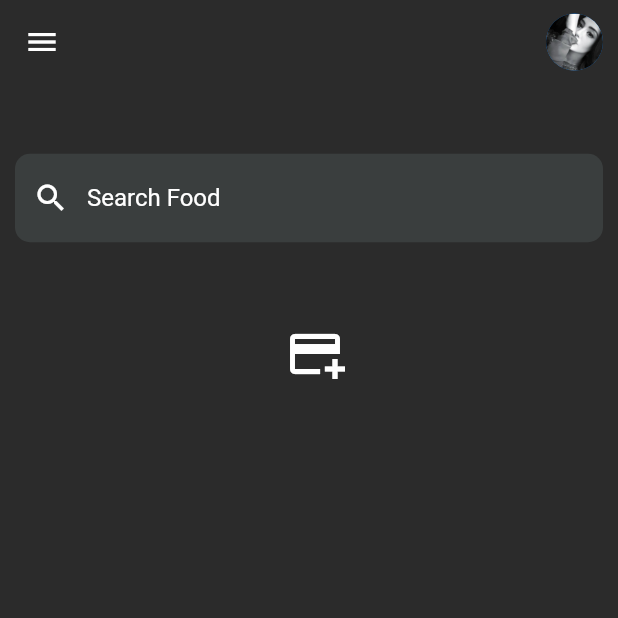
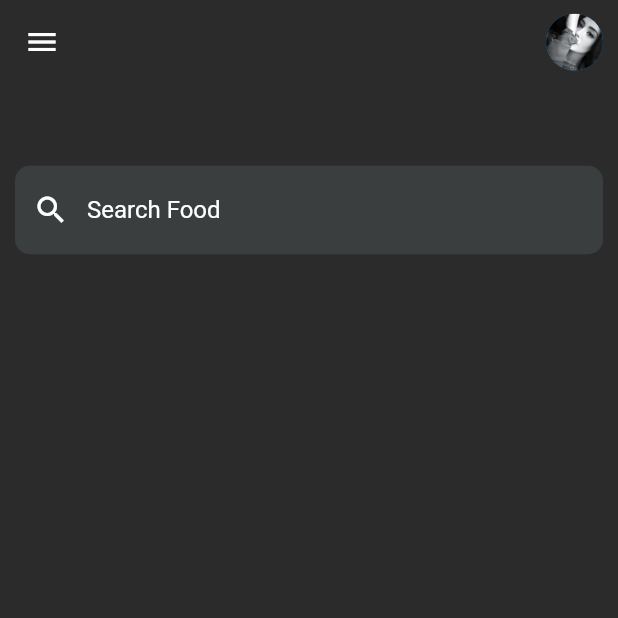
Before and after one commit to hamadbintariq4u/foodapp, a Flutter app: the screen it shows once a user with an empty profile is signed in, on a phone screen of 412 x 824 dp, the top half of it. Run offline on Flutter 3.47's test engine with Material 2 defaults, Android fonts, the phone set to English and light mode, and no system bars; our stand-ins replace cloud_firestore, firebase_auth, firebase_core, get, google_fonts; accounts and stored records are empty.

```diff
--- a/lib/Screens/Widget/home_page.dart
+++ b/lib/Screens/Widget/home_page.dart
@@ -1,4 +1,4 @@
-// ignore_for_file: prefer_const_literals_to_create_immutables, prefer_const_constructors, use_full_hex_values_for_flutter_colors
+// ignore_for_file: prefer_const_constructors, prefer_const_literals_to_create_immutables
 
 import 'package:flutter/material.dart';
 import 'package:get/get.dart';
@@ -20,11 +20,12 @@ class HomePage extends StatefulWidget {
 
 final controll = Get.put(MyController());
 
-class _HomePageState extends State<HomePage> {
+class _HomePageState extends State<HomePage> with TickerProviderStateMixin {
   List<CategoriesModle> burgerlist = [];
   List<CategoriesModle> recipelist = [];
   List<CategoriesModle> pizzalist = [];
   List<CategoriesModle> drinklist = [];
+  List<CategoriesModle> alllist = [];
   List<FoodModle> singleFoodList = [];
   List<FoodCategoriesModle> burgerCategoriesList = [];
   List<FoodCategoriesModle> recipeCategoriesList = [];
@@ -162,13 +163,68 @@ class _HomePageState extends State<HomePage> {
     );
   }
 
+  /////5th
+  Widget all() {
+    return Row(
+      children: alllist
+          .map(
+            (e) => categoriesContainer(
+              image: e.image,
+              name: e.name,
+              ontap: () {
+                // Navigator.of(context).pushReplacement(
+                //   MaterialPageRoute(
+                //     builder: (context) => Categories(list: drinkCategoriesList),
+                //   ),
+                // );
+              },
+            ),
+          )
+          .toList(),
+    );
+  }
+
   bool loading = false;
-  var text = "".obs;
-  @override
+  bool wait = true;
   final myController = MyController();
   @override
+  void initState() {
+    super.initState();
+    Future.delayed(Duration(seconds: 2), () async {
+      await myController.getBurgerCategorie();
+      await myController.getRecipeCategorie();
+      await myController.getDrinkCategorie();
+      await myController.getAllCategorie();
+      await myController.getPizzaCategorie();
+      await myController.getFoodList();
+      await myController.getBurgerCategoriesList();
+      await myController.getrecipeCategoriesList();
+      await myController.getPizzaCategoriesList();
+      await myController.getDrinkCategoriesList();
+      burgerlist = myController.throwBurgerList;
+      recipelist = myController.throwRecipeList;
+      pizzalist = myController.throwPizzaList;
+      drinklist = myController.throwDrinkList;
+      alllist = myController.throwAllList;
+      singleFoodList = myController.throwFoodModleList;
+      burgerCategoriesList = myController.throwBurgerCategoriesList;
+      recipeCategoriesList = myController.throwRecipeCategoriesList;
+      drinkCategoriesList = myController.throwDrinkCategoriesList;
+      pizzaCategoriesList = myController.throwPizzaCategoriesList;
+      wait = false;
+      setState(() {});
+    });
+  }
+
+  @override
   Widget build(BuildContext context) {
-    return Scaffold(
+    // loading = true;
+
+    return GestureDetector(
+      onLongPress: () async {
+        setState(() {});
+      },
+      child: Scaffold(
         drawer: Drawer(
           child: Container(
             color: Color(0xff2b2b2b),
@@ -251,43 +307,13 @@ class _HomePageState extends State<HomePage> {
               scrollDirection: Axis.horizontal,
               child: Row(
                 children: [
-                Obx(() => Text(text.value)),
-                loading
-                    ? Text('')
-                    : IconButton(
-                        onPressed: () async {
-                          await myController.getBurgerCategorie();
-                          await myController.getRecipeCategorie();
-                          await myController.getPizzaCategorie();
-                          await myController.getDrinkCategorie();
-                          await myController.getFoodList();
-                          await myController.getBurgerCategoriesList();
-                          await myController.getrecipeCategoriesList();
-                          await myController.getPizzaCategoriesList();
-                          await myController.getDrinkCategoriesList();
-                          burgerlist = myController.throwBurgerList;
-                          recipelist = myController.throwRecipeList;
-                          pizzalist = myController.throwPizzaList;
-                          drinklist = myController.throwDrinkList;
-                          singleFoodList = myController.throwFoodModleList;
-                          burgerCategoriesList =
-                              myController.throwBurgerCategoriesList;
-                          recipeCategoriesList =
-                              myController.throwRecipeCategoriesList;
-                          drinkCategoriesList =
-                              myController.throwDrinkCategoriesList;
-                          pizzaCategoriesList =
-                              myController.throwPizzaCategoriesList;
-                          loading = true;
-                          setState(() {});
-                        },
-                        icon: Icon(
-                          Icons.add_card_outlined,
-                          color: Colors.white,
-                          size: 40,
-                        ),
-                      ),
+                  wait
+                      ? CircularProgressIndicator(
+                          color: Colors.deepOrange,
+                        )
+                      : Text(""),
 
+                  all(),
                   burger(),
                   recipe(),
                   pizza(),
@@ -354,6 +380,7 @@ class _HomePageState extends State<HomePage> {
             ),
           ],
         ),
+      ),
     );
   }
 }
--- a/lib/Screens/cart_page.dart
+++ b/lib/Screens/cart_page.dart
@@ -3,6 +3,7 @@ import 'package:flutter/material.dart';
 
 import 'package:get/get.dart';
 import 'package:get/get_core/src/get_main.dart';
+// ignore_for_file: prefer_const_literals_to_create_immutables, prefer_const_constructors, use_full_hex_values_for_flutter_colors
 
 import 'package:task/Screens/Widget/home_page.dart';
 
--- a/lib/main.dart
+++ b/lib/main.dart
@@ -29,8 +29,6 @@ class MyApp extends StatelessWidget {
           appBarTheme: AppBarTheme(
             color: Color(0xff2b2b2b),
           )),
-
-      // home: CartPage(),
       home: StreamBuilder(
         stream: FirebaseAuth.instance.authStateChanges(),
         // initialData: initialData,
--- a/pubspec.yaml
+++ b/pubspec.yaml
@@ -37,6 +37,7 @@ dependencies:
   firebase_storage: ^10.3.9
   firebase_core: ^1.23.0
   get: ^4.6.5
+
 
 
   # The following adds the Cupertino Icons font to your application.
```
Also changed, not shown: lib/provider/my_provider.dart (+27 -0 lines). Lines whose indentation alone changed are shown as unchanged.
